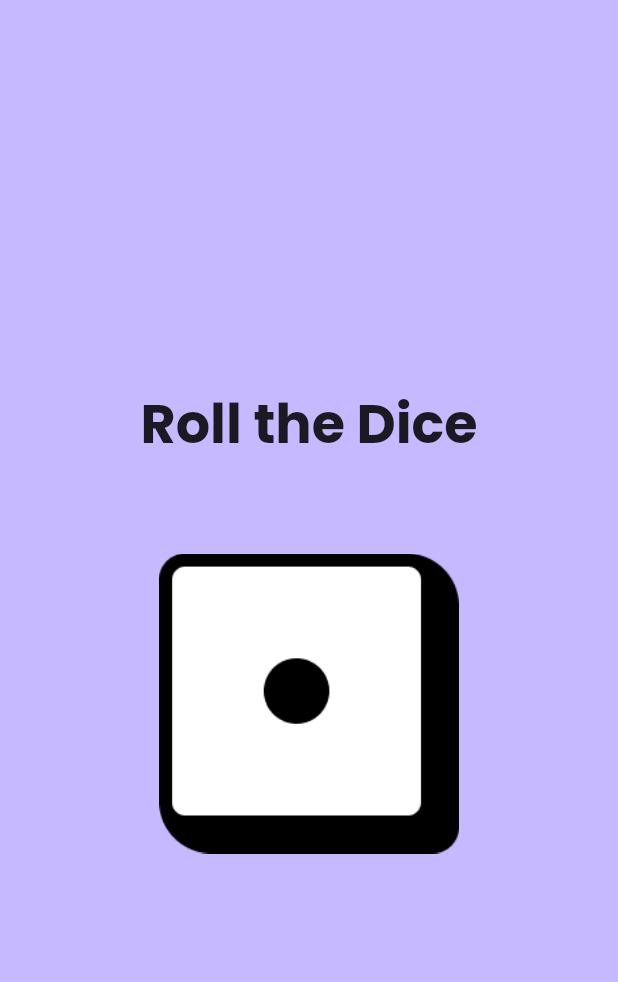
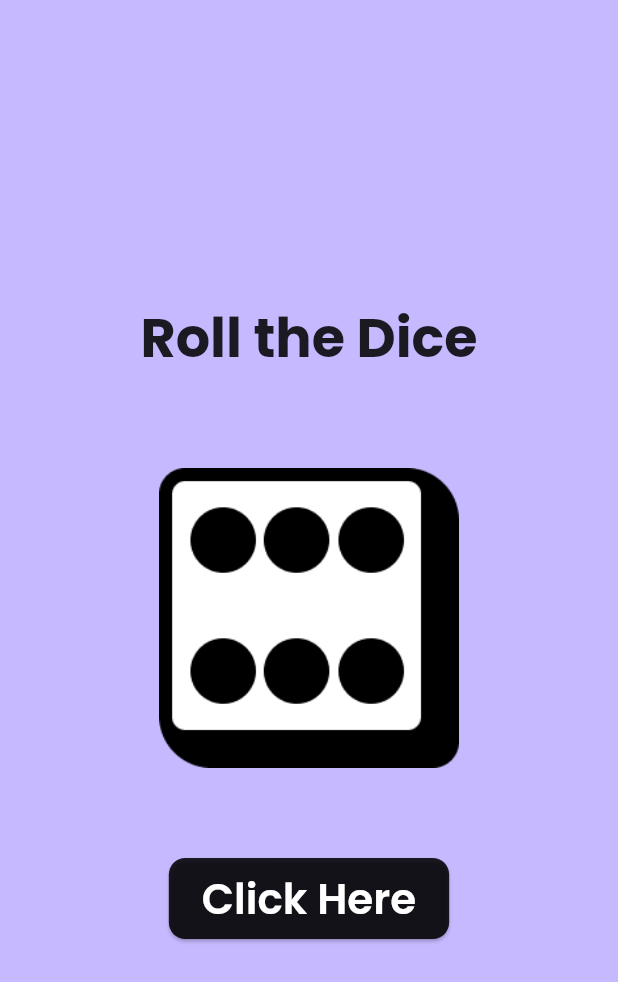
Before and after one commit to beta0022/dice_app, a Flutter app: the screen it shows after launch, on a phone screen of 412 x 824 dp. Shown: the top 982 px of the screen. Run offline on Flutter 3.47's test engine with Material 2 defaults, Android fonts, the phone set to English and light mode, and no system bars; our stand-ins replace google_fonts, hexcolor.

Commit message:
added functionality to roll the dice in the app

```diff
--- /dev/null
+++ b/lib/dice_roller.dart
@@ -0,0 +1,68 @@
+import 'dart:math';
+import 'package:flutter/material.dart';
+import 'package:google_fonts/google_fonts.dart';
+
+class DiceRoller extends StatefulWidget {
+  final Key? key;
+
+  DiceRoller(this.key);
+
+  @override
+  State<DiceRoller> createState() {
+    return _DiceRollerState();
+  }
+}
+
+class _DiceRollerState extends State<DiceRoller> {
+  var currDiceRoll = 6;
+
+  void rollTheDice() {
+    setState(() {
+      currDiceRoll = Random().nextInt(6) + 1;
+    });
+  }
+
+  @override
+  Widget build(context) {
+    return Column(
+      mainAxisAlignment: MainAxisAlignment.center,
+      children: [
+        Text(
+          'Roll the Dice',
+          style: GoogleFonts.poppins(
+            fontSize: 36,
+            fontWeight: FontWeight.w700,
+          ),
+        ),
+        Padding(
+          padding: const EdgeInsets.symmetric(vertical: 60),
+          child: Image.asset(
+            'assets/img/$currDiceRoll.png',
+            width: 200,
+          ),
+        ),
+        ElevatedButton(
+          style: ElevatedButton.styleFrom(
+            shadowColor: Colors.black,
+            backgroundColor: Colors.black87,
+            elevation: 1,
+            shape: RoundedRectangleBorder(
+              borderRadius: BorderRadius.circular(11),
+            ),
+          ),
+          onPressed: rollTheDice,
+          child: Padding(
+            padding: const EdgeInsets.all(6),
+            child: Text(
+              'Click Here',
+              style: GoogleFonts.poppins(
+                fontSize: 28,
+                fontWeight: FontWeight.w600,
+              ),
+            ),
+          ),
+        ),
+      ],
+    );
+  }
+}
--- a/lib/main.dart
+++ b/lib/main.dart
@@ -1,13 +1,13 @@
+import 'package:dice_app/dice_roller.dart';
 import 'package:flutter/material.dart';
 import 'package:hexcolor/hexcolor.dart';
-import 'package:google_fonts/google_fonts.dart';
 
 void main() {
-  runApp(const DiceApp());
+  runApp(DiceApp());
 }
 
 class DiceApp extends StatelessWidget {
-  const DiceApp({super.key});
+  DiceApp({super.key});
 
   @override
   Widget build(BuildContext context) {
@@ -17,25 +17,7 @@ class DiceApp extends StatelessWidget {
       home: Scaffold(
         backgroundColor: HexColor('#C7B9FF'),
         body: Center(
-          child: Column(
-            mainAxisAlignment: MainAxisAlignment.center,
-            children: [
-              Padding(
-                padding: const EdgeInsets.only(bottom: 60),
-                child: Text(
-                  'Roll the Dice',
-                  style: GoogleFonts.poppins(
-                    fontSize: 36,
-                    fontWeight: FontWeight.w700,
-                  ),
-                ),
-              ),
-              Image.asset(
-                'assets/img/1.png',
-                width: 200,
-              ),
-            ],
-          ),
+          child: DiceRoller(key),
         ),
       ),
     );
```
